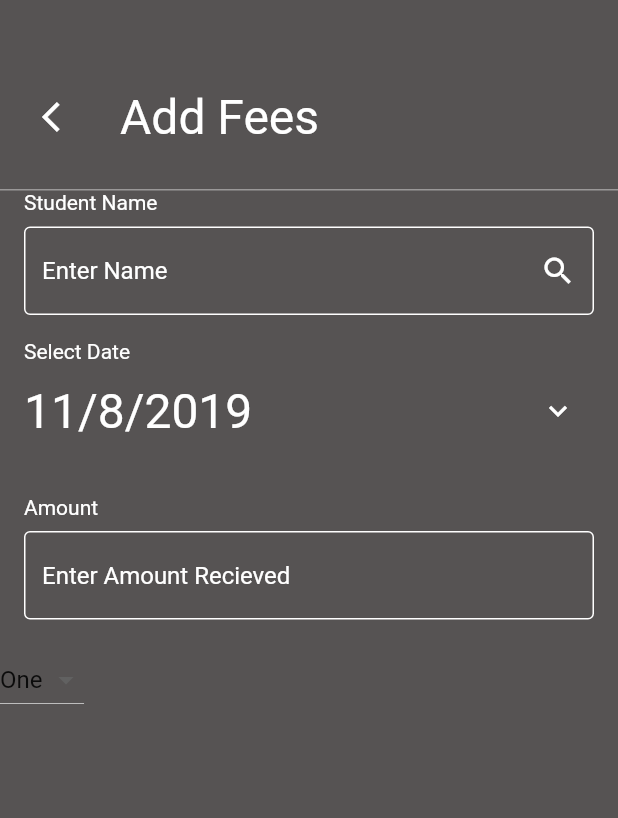
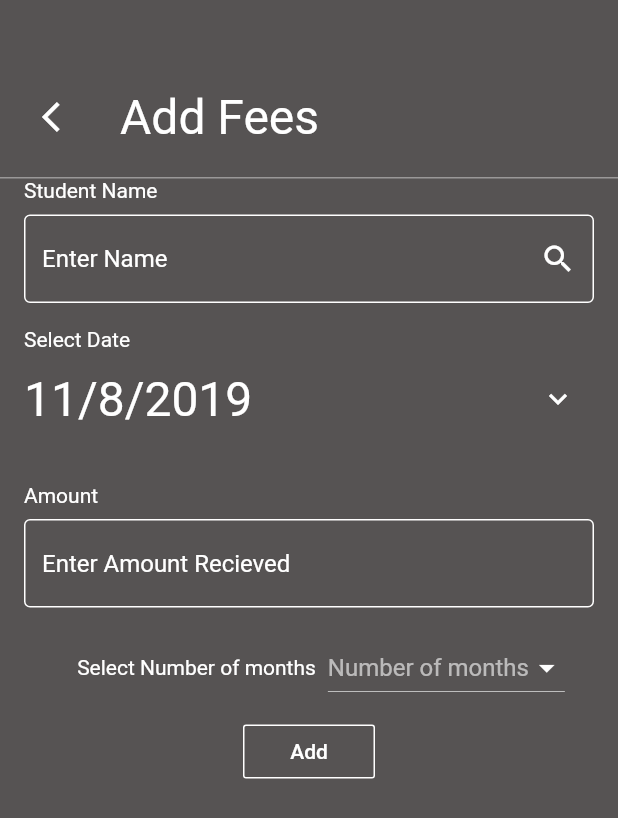
Before and after one commit to gat786/fitattend, a Flutter app: the AddFees screen opened by its route, on a phone screen of 412 x 824 dp. Shown: the top 818 px of the screen. Run offline on Flutter 3.47's test engine with Material 2 defaults, Android fonts, the phone set to English and light mode, and no system bars; drawn by our look-alikes of flutter_typeahead; our stand-ins replace sqflite; accounts and stored records are empty.

Commit message:
fees part handled

```diff
--- a/lib/pages/add_fees.dart
+++ b/lib/pages/add_fees.dart
@@ -11,7 +11,7 @@ class AddFees extends StatefulWidget {
 }
 
 class _AddFeesState extends State<AddFees> {
-  var dropdownValue = "One";
+  var dropdownValue;
 
 
   _AddFeesState(){
@@ -167,31 +167,33 @@ class _AddFeesState extends State<AddFees> {
                           textInputType: TextInputType.numberWithOptions(),
                         ),
 
-                        Theme(
-                            data: ThemeData(
-                              canvasColor: Colors.grey,
-                              textTheme: TextTheme(
-                                button: TextStyle(
-                                  color:Colors.blue
-                                )
-                              )
+                        _builtNoMonthsSelector(),
+
+                        Padding(
+                          padding: const EdgeInsets.all(8.0),
+                          child: Center(
+                            child: OutlineButton(onPressed: (){
+                              var fees = Fees(
+                                studentId: selectedStudent.id,
+                                amount: _ammountController.text,
+                                forMonths: dropdownValue,
+                                timestamp: DateTime.now().toString()
+                              );
+
+                              var helper = new DatabaseHelper();
+                              helper.addFees(fees);
+                              },
+                              child: Text("Add",
+                                style: TextStyle(
+                                  color:Colors.white
+                                ),
+                              ),
+                              borderSide: BorderSide(
+                                color:Colors.white
+                              ),
                             ),
-                            child: DropdownButton<String>(
-                                value: dropdownValue,
-                                onChanged: (String newValue) {
-                                  setState(() {
-                                    dropdownValue = newValue;
-                                  });
-                                },
-                                items: <String>['One', 'Two', 'Free', 'Four']
-                                    .map<DropdownMenuItem<String>>((String value) {
-                                  return DropdownMenuItem<String>(
-                                    value: value,
-                                    child: Text(value,
-                                    ),
-                                  );
-                                }).toList()),
-                        ),
+                          ),
+                        )
                       ],
                     ),
 
@@ -202,6 +204,46 @@ class _AddFeesState extends State<AddFees> {
         ),
       ),
     );
+  }
+
+  _builtNoMonthsSelector(){
+    List<DropdownMenuItem<String>> list = List<DropdownMenuItem<String>>();
+    for(int i = 1; i <= 12; i++){
+      var item = DropdownMenuItem<String>(
+        child: Text("$i"),
+        value: "$i",
+      );
+      list.add(item);
+    }
+
+    Widget dropdown = Theme(
+      data: ThemeData.dark(),
+      child: Row(
+        mainAxisAlignment: MainAxisAlignment.center,
+        children: <Widget>[
+          Padding(
+            padding: const EdgeInsets.only(left: 16.0,right: 8.0),
+            child: Text("Select Number of months",
+              style: TextStyle(
+                color: Colors.white
+              ),
+            ),
+          ),
+          DropdownButton<String>(
+            value: dropdownValue,
+            iconEnabledColor: Colors.white,
+              onChanged: (String newValue) {
+                setState(() {
+                  dropdownValue = newValue;
+                });
+              },
+              items: list,
+            hint: Text("Number of months"),
+          ),
+        ],
+      )
+    );
+    return dropdown;
   }
 
   _showDatePicker() async {
--- a/lib/utils/database_helper.dart
+++ b/lib/utils/database_helper.dart
@@ -2,11 +2,12 @@ import 'package:sqflite/sqflite.dart';
 import 'package:path/path.dart';
 
 class Student{
+  String id;
   String name;
   String startDate;
   String courseName;
 
-  Student({this.name,this.startDate,this.courseName});
+  Student({this.name,this.startDate,this.courseName,this.id});
 
   Map<String,String> toMap(){
     return {
@@ -77,6 +78,8 @@ class DatabaseHelper{
             "studentId INTEGER, date NUMERIC , timing TEXT);");
         db.execute("CREATE TABLE fees(id INTEGER PRIMARY KEY AUTOINCREMENT, "
             "studentId INTEGER, amount INTEGER , forMonths INTEGER, timestamp TEXT);");
+        db.execute("CREATE VIEW feesrecieved  AS SELECT f.studentId , f.amount , f.timestamp , f.forMonths , "
+            "s.name FROM students AS s , fees AS f WHERE f.studentId = s.id");
       },
       version: 1,
     );
@@ -112,17 +115,25 @@ class DatabaseHelper{
     return results;
   }
 
+  getFeesRecieved()async{
+    final Database db = await openDB();
+
+    var results = await db.query('feesrecieved');
+
+    return results;
+  }
+
   Future<List<Student>> getStudentsStructured() async {
     List<Student> students = new List<Student>();
     var result = await getStudents();
     for(var item in result){
       Student student = Student(
-          name: item["name"],
-          startDate: item["startDate"],
-          courseName: item["courseName"]);
+        id: item["id"].toString(),
+        name: item["name"],
+        startDate: item["startDate"],
+        courseName: item["courseName"]);
       students.add(student);
     }
-    print(students);
     return students;
   }
 }
--- a/lib/utils/navbar.dart
+++ b/lib/utils/navbar.dart
@@ -14,7 +14,7 @@ class Navbar extends StatelessWidget {
             border: BorderDirectional(
                 bottom: BorderSide(color: Colors.white.withOpacity(0.4)))),
         child: Padding(
-          padding: const EdgeInsets.only(top: 54.0, left: 16.0, bottom: 24.0),
+          padding: const EdgeInsets.only(top: 54.0, left: 16.0, bottom: 16.0),
           child: Row(
             children: <Widget>[
               (this.isBackAllowed)
```
Also changed, not shown: lib/pages/view_fees.dart (+75 -3 lines).
